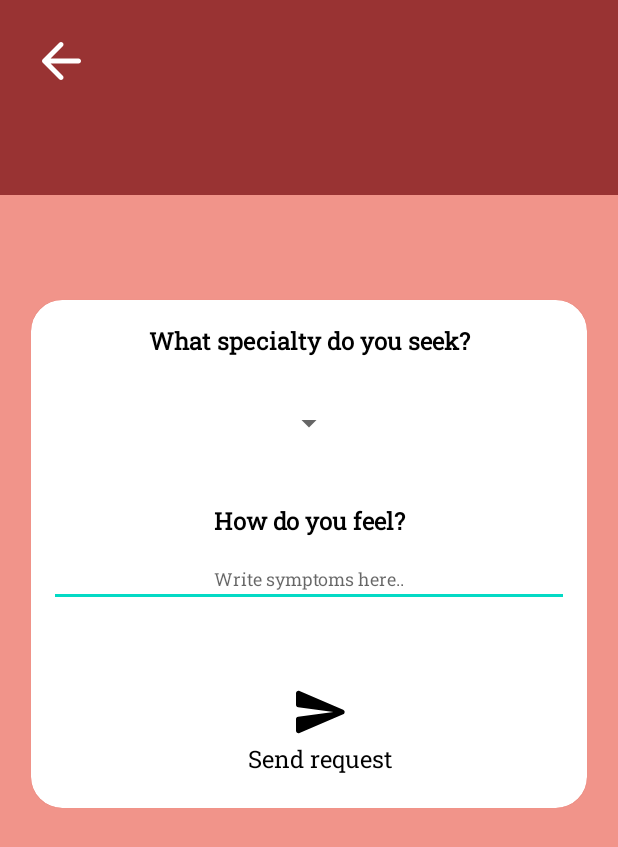
After one commit to fl0rin12/SMA2022-2023, an Android app: the layout create_virtual_request.xml on its own in the app's theme, with its tools: preview values and no code run, on a phone screen of 412 x 824 dp. The commit adds this screen. Shown: the top 847 px of the screen. Run offline under Robolectric (Android 15) with nearby library versions, the phone set to English and light mode, and no system bars.

Commit message:
Create virtual request screen

```diff
--- a/app/src/debug/res/values/medbuddy_logo_background.xml
+++ b/app/src/debug/res/values/medbuddy_logo_background.xml
@@ -1,8 +1,15 @@
 <?xml version="1.0" encoding="utf-8"?>
 <resources>
     <color name="medbuddy_logo_background">#F1948A</color>
-<string-array name="spinner_items">
-    <item>Patient</item>
-    <item>Medic</item>
-</string-array>
+    <string-array name="spinner_items">
+        <item>Patient</item>
+        <item>Medic</item>
+    </string-array>
+
+    <string-array name="medical_specialties">
+        <item>ORL</item>
+        <item>Cardiology</item>
+        <item>Ophthalmology</item>
+        <item>Orthopedic</item>
+    </string-array>
 </resources>
--- /dev/null
+++ b/app/src/main/java/com/example/medbuddy/CreateVirtualRequest.kt
@@ -0,0 +1,4 @@
+package com.example.medbuddy
+
+class CreateVirtualRequest {
+}
--- a/app/src/main/java/com/example/medbuddy/Register.kt
+++ b/app/src/main/java/com/example/medbuddy/Register.kt
@@ -32,7 +32,6 @@ class Register : AppCompatActivity() {
         )
         adapter.setDropDownViewResource(android.R.layout.simple_spinner_dropdown_item)
         spinner.adapter = adapter
-        // val myRef = database.getReference("items")
         spinner.onItemSelectedListener = object : AdapterView.OnItemSelectedListener {
             override fun onItemSelected(
                 parent: AdapterView<*>?, view: View?, position: Int, id: Long
--- /dev/null
+++ b/app/src/main/res/drawable/ic_send_request.xml
@@ -0,0 +1,5 @@
+<vector android:autoMirrored="true" android:height="24dp"
+    android:tint="#000000" android:viewportHeight="24"
+    android:viewportWidth="24" android:width="24dp" xmlns:android="http://schemas.android.com/apk/res/android">
+    <path android:fillColor="@android:color/white" android:pathData="M3.4,20.4l17.45,-7.48c0.81,-0.35 0.81,-1.49 0,-1.84L3.4,3.6c-0.66,-0.29 -1.39,0.2 -1.39,0.91L2,9.12c0,0.5 0.37,0.93 0.87,0.99L17,12 2.87,13.88c-0.5,0.07 -0.87,0.5 -0.87,1l0.01,4.61c0,0.71 0.73,1.2 1.39,0.91z"/>
+</vector>
--- /dev/null
+++ b/app/src/main/res/layout/create_virtual_request.xml
@@ -0,0 +1,145 @@
+<?xml version="1.0" encoding="utf-8"?>
+<androidx.constraintlayout.widget.ConstraintLayout xmlns:android="http://schemas.android.com/apk/res/android"
+    xmlns:app="http://schemas.android.com/apk/res-auto"
+    xmlns:tools="http://schemas.android.com/tools"
+    android:layout_width="match_parent"
+    android:layout_height="match_parent"
+    android:background="@color/background"
+    tools:context=".DoctorInteraction">
+
+    <View
+        android:id="@+id/viewHeaderBackground"
+        android:layout_width="match_parent"
+        android:layout_height="@dimen/_100sdp"
+        android:background="#993333"
+        app:layout_constraintTop_toTopOf="parent" />
+
+    <androidx.appcompat.widget.AppCompatImageView
+        android:id="@+id/BackButton"
+        android:layout_width="40dp"
+        android:layout_height="40dp"
+        android:layout_marginStart="@dimen/_16sdp"
+        android:layout_marginTop="@dimen/_16sdp"
+        android:clickable="true"
+        android:src="@drawable/ic_treatment_back"
+        android:tint="@color/white"
+        app:layout_constraintStart_toStartOf="parent"
+        app:layout_constraintTop_toTopOf="parent"
+        tools:ignore="SpeakableTextPresentCheck,TouchTargetSizeCheck" />
+
+    <com.google.android.material.card.MaterialCardView
+        android:id="@+id/patientDataAndInput"
+        android:layout_width="match_parent"
+        android:layout_height="wrap_content"
+        android:layout_marginStart="@dimen/_16sdp"
+        android:layout_marginTop="200dp"
+        android:layout_marginEnd="@dimen/_16sdp"
+        app:cardBackgroundColor="@color/white"
+        app:cardCornerRadius="@dimen/_16sdp"
+        app:layout_constraintTop_toTopOf="parent">
+
+        <androidx.constraintlayout.widget.ConstraintLayout
+            android:layout_width="match_parent"
+            android:layout_height="wrap_content"
+            android:layout_gravity="center"
+            android:padding="12dp">
+
+            <TextView
+                android:id="@+id/patientRequestTitle"
+                android:layout_width="match_parent"
+                android:layout_height="wrap_content"
+                android:layout_marginTop="4dp"
+                android:fontFamily="@font/roboto_slab"
+                android:text="What specialty do you seek?"
+                android:textAlignment="center"
+                android:textColor="@color/black"
+                android:textSize="16sp"
+                android:textStyle="bold"
+                app:layout_constraintStart_toStartOf="parent"
+                app:layout_constraintTop_toTopOf="parent"
+                tools:ignore="HardcodedText" />
+
+            <Spinner
+                android:id="@+id/spinner"
+                android:layout_width="wrap_content"
+                android:layout_height="wrap_content"
+                android:layout_marginTop="20dp"
+                android:entries="@array/medical_specialties"
+                android:fontFamily="@font/roboto_slab"
+                android:hint="Specialty"
+                android:autofillHints="Specialty"
+                android:minHeight="48dp"
+                app:layout_constraintEnd_toEndOf="parent"
+                app:layout_constraintStart_toStartOf="parent"
+                app:layout_constraintTop_toBottomOf="@id/patientRequestTitle"
+                tools:ignore="HardcodedText" />
+
+            <TextView
+                android:id="@+id/requestQuestion"
+                android:layout_width="match_parent"
+                android:layout_height="wrap_content"
+                android:layout_marginTop="30dp"
+                android:fontFamily="@font/roboto_slab"
+                android:text="How do you feel?"
+                android:textAlignment="center"
+                android:textColor="@color/black"
+                android:textSize="16sp"
+                android:textStyle="bold"
+                app:layout_constraintTop_toBottomOf="@id/spinner"
+                tools:ignore="HardcodedText" />
+
+
+            <EditText
+                android:id="@+id/patientWords"
+                android:layout_width="match_parent"
+                android:layout_height="wrap_content"
+                android:layout_marginTop="10dp"
+                android:autofillHints="Write a detailed message about how you feel."
+                android:fontFamily="@font/roboto_slab"
+                android:hint="Write symptoms here.."
+                android:inputType="text"
+                android:textAlignment="center"
+                android:textColor="@color/black"
+                android:textSize="12sp"
+                app:layout_constraintTop_toBottomOf="@id/requestQuestion"
+                tools:ignore="HardcodedText,TouchTargetSizeCheck"
+                tools:layout_editor_absoluteX="12dp" />
+
+            <LinearLayout
+                android:id="@+id/sendRequestLayout"
+                android:layout_width="wrap_content"
+                android:layout_height="wrap_content"
+                android:layout_marginStart="16dp"
+                android:layout_marginTop="50dp"
+                android:layout_marginBottom="10dp"
+                android:clickable="true"
+                android:gravity="center"
+                android:orientation="vertical"
+                app:layout_constraintBottom_toBottomOf="parent"
+                app:layout_constraintEnd_toEndOf="parent"
+                app:layout_constraintStart_toStartOf="parent"
+                app:layout_constraintTop_toBottomOf="@id/patientWords">
+
+                <androidx.appcompat.widget.AppCompatImageView
+                    android:id="@+id/sendRequest"
+                    android:layout_width="40dp"
+                    android:layout_height="40dp"
+                    android:src="@drawable/ic_send_request"
+                    tools:ignore="ImageContrastCheck" />
+
+                <TextView
+                    android:layout_width="wrap_content"
+                    android:layout_height="wrap_content"
+                    android:fontFamily="@font/roboto_slab"
+                    android:text="Send request"
+                    android:textColor="@color/black"
+                    android:textSize="16sp"
+                    tools:ignore="HardcodedText" />
+
+            </LinearLayout>
+
+        </androidx.constraintlayout.widget.ConstraintLayout>
+
+    </com.google.android.material.card.MaterialCardView>
+
+</androidx.constraintlayout.widget.ConstraintLayout>
```
Also changed, not shown: app/src/main/java/com/example/medbuddy/Login.kt (+14 -13 lines).
